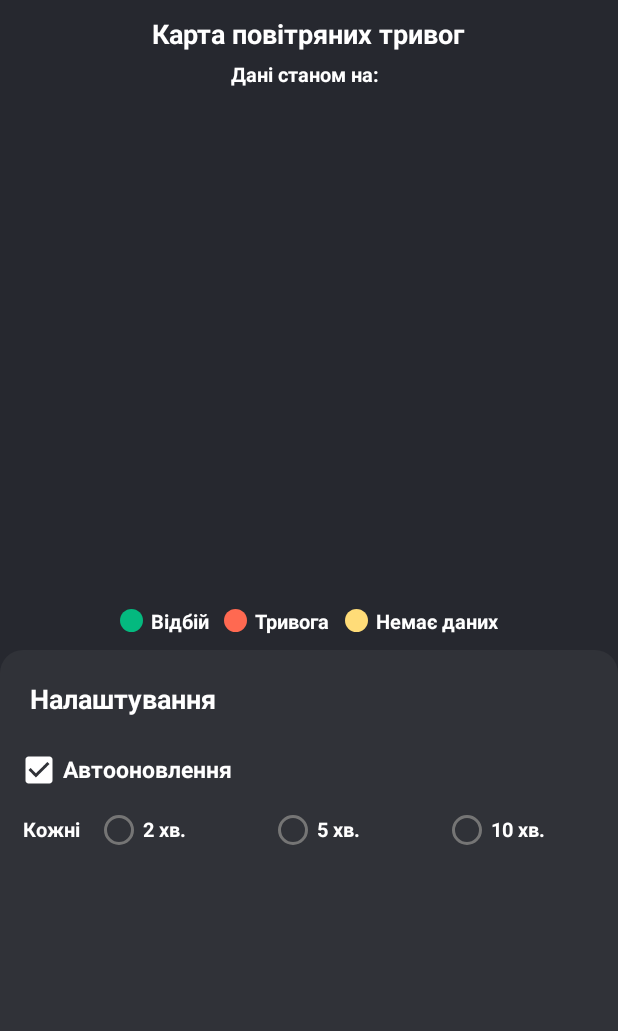
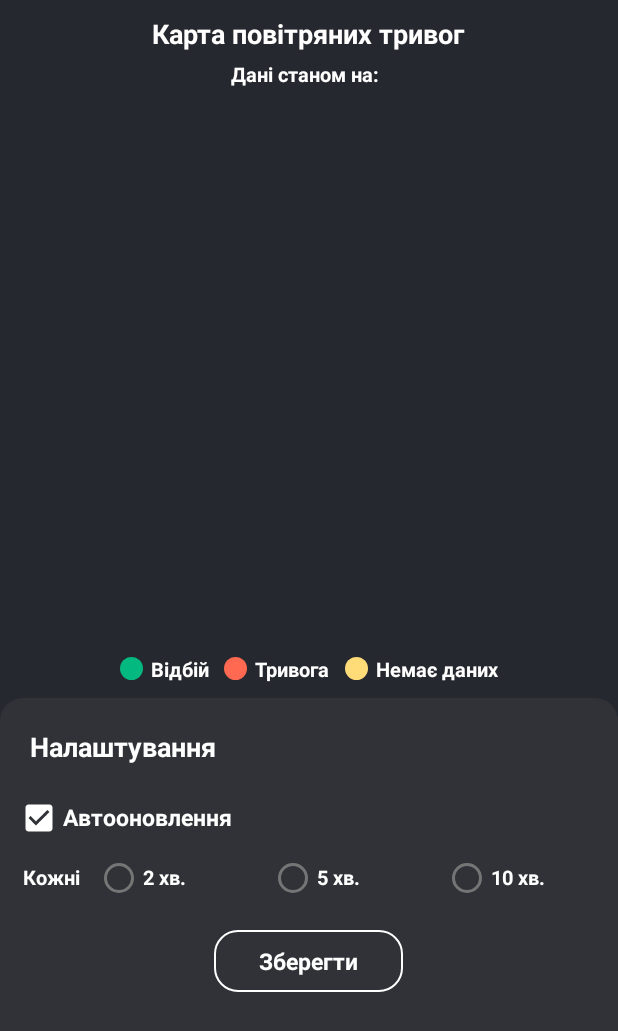
Before and after one commit to yU5295/map-alert, an Android app: the screen it shows after launch (MainActivity), on a phone screen of 412 x 824 dp. Shown: the top 1031 px of the screen. Run offline under Robolectric (Android 15) with nearby library versions, the phone set to English and light mode, and no system bars; 3 statements that could not run were skipped.

Commit message:
Add logic to settings

```diff
--- a/app/src/main/java/com/perpetio/alertapp/data/RepeatInterval.kt
+++ b/app/src/main/java/com/perpetio/alertapp/data/RepeatInterval.kt
@@ -3,7 +3,7 @@ package com.perpetio.alertapp.data
 import com.perpetio.alertapp.R
 
 enum class RepeatInterval(
-    val bntId: Int, val minutes: Int
+    val btnId: Int, val minutes: Int
 ) {
     Min(R.id.rb_min_period, 2),
     Middle(R.id.rb_middle_period, 5),
--- a/app/src/main/java/com/perpetio/alertapp/fragments/SettingsFragment.kt
+++ b/app/src/main/java/com/perpetio/alertapp/fragments/SettingsFragment.kt
@@ -10,6 +10,8 @@ import com.perpetio.alertapp.databinding.FragmentSettingsBinding
 
 class SettingsFragment : BaseFragment<FragmentSettingsBinding>() {
 
+    private var areDataSaved: Boolean = true
+
     override fun getViewBinding(): FragmentSettingsBinding {
         return FragmentSettingsBinding.inflate(layoutInflater)
     }
@@ -18,6 +20,7 @@ class SettingsFragment : BaseFragment<FragmentSettingsBinding>() {
         super.onViewCreated(view, savedInstanceState)
         setupViews()
         setupListeners()
+        showSettings()
     }
 
     private fun setupViews() {
@@ -25,7 +28,7 @@ class SettingsFragment : BaseFragment<FragmentSettingsBinding>() {
             val intervals = RepeatInterval.values().toList()
             rgRepeatInterval.forEach { button ->
                 intervals.find { interval ->
-                    interval.bntId == button.id
+                    interval.btnId == button.id
                 }?.let { interval ->
                     (button as RadioButton).text = getString(R.string.min, interval.minutes)
                 }
@@ -37,7 +40,47 @@ class SettingsFragment : BaseFragment<FragmentSettingsBinding>() {
         binding.apply {
             chkAutoUpdate.setOnCheckedChangeListener { button, isChecked ->
                 rgRepeatInterval.visibility = if (isChecked) View.VISIBLE else View.GONE
+                enableSaving(true)
+            }
+            rgRepeatInterval.setOnCheckedChangeListener { radioGroup, buttonId ->
+                enableSaving(true)
+            }
+            btnSave.setOnClickListener {
+                saveSettings()
+                enableSaving(false)
             }
         }
     }
+
+    private fun enableSaving(value: Boolean) {
+        binding.btnSave.visibility = if (value) View.VISIBLE else View.GONE
+    }
+
+    private fun showSettings() {
+        binding.apply {
+            app.storage.repeatInterval?.let { repeatInterval ->
+                val intervals = RepeatInterval.values().toList()
+                intervals.find { interval ->
+                    interval.minutes == repeatInterval
+                }?.let { interval ->
+                    rgRepeatInterval.check(interval.btnId)
+                }
+                chkAutoUpdate.isChecked = true
+            }
+        }
+    }
+
+    private fun saveSettings() {
+        binding.apply {
+            if (chkAutoUpdate.isChecked) {
+                val checkedButtonId = rgRepeatInterval.checkedRadioButtonId
+                val intervals = RepeatInterval.values().toList()
+                intervals.find { interval ->
+                    interval.btnId == checkedButtonId
+                }?.let { interval ->
+                    app.storage.repeatInterval = interval.minutes
+                }
+            } else app.storage.repeatInterval = null
+        }
+    }
 }
--- /dev/null
+++ b/app/src/main/res/drawable/card_frame_plate.xml
@@ -0,0 +1,7 @@
+<?xml version="1.0" encoding="utf-8"?>
+<shape xmlns:android="http://schemas.android.com/apk/res/android">
+    <corners android:radius="15dp" />
+    <stroke
+        android:width="1dp"
+        android:color="@color/white" />
+</shape>
--- a/app/src/main/res/layout/activity_main.xml
+++ b/app/src/main/res/layout/activity_main.xml
@@ -118,22 +118,11 @@
             </LinearLayout>
         </LinearLayout>
 
-        <TextView
-            style="@style/BigText"
-            android:layout_width="match_parent"
-            android:layout_height="wrap_content"
-            android:background="@drawable/card_plate_top"
-            android:backgroundTint="@color/on_ground"
-            android:padding="20dp"
-            android:text="@string/settings" />
-
         <androidx.fragment.app.FragmentContainerView
             android:id="@+id/fr_settings"
             android:name="com.perpetio.alertapp.fragments.SettingsFragment"
             android:layout_width="match_parent"
             android:layout_height="0dp"
-            android:layout_weight="50"
-            android:background="@color/black_transparent"
-            android:backgroundTint="@color/on_ground" />
+            android:layout_weight="50" />
     </LinearLayout>
 </androidx.swiperefreshlayout.widget.SwipeRefreshLayout>
--- a/app/src/main/res/layout/fragment_settings.xml
+++ b/app/src/main/res/layout/fragment_settings.xml
@@ -1,7 +1,24 @@
 <?xml version="1.0" encoding="utf-8"?>
-<androidx.core.widget.NestedScrollView xmlns:android="http://schemas.android.com/apk/res/android"
+<LinearLayout xmlns:android="http://schemas.android.com/apk/res/android"
     android:layout_width="match_parent"
-    android:layout_height="match_parent">
+    android:layout_height="match_parent"
+    android:orientation="vertical"
+    android:paddingBottom="20dp">
+
+    <TextView
+        style="@style/BigText"
+        android:layout_width="match_parent"
+        android:layout_height="wrap_content"
+        android:background="@drawable/card_plate_top"
+        android:backgroundTint="@color/on_ground"
+        android:padding="20dp"
+        android:text="@string/settings" />
+
+    <androidx.core.widget.NestedScrollView
+        android:layout_width="match_parent"
+        android:layout_height="match_parent"
+        android:background="@color/black_transparent"
+        android:backgroundTint="@color/on_ground">
 
         <LinearLayout
             android:layout_width="match_parent"
@@ -15,7 +32,6 @@
                 style="@style/BoldText"
                 android:layout_width="wrap_content"
                 android:layout_height="30dp"
-            android:checked="true"
                 android:text="@string/auto_update" />
 
             <RadioGroup
@@ -25,6 +41,7 @@
                 android:layout_marginTop="10dp"
                 android:gravity="start|center_vertical"
                 android:orientation="horizontal"
+                android:visibility="gone"
                 android:weightSum="75">
 
                 <TextView
@@ -61,5 +78,21 @@
                     android:layout_weight="25"
                     android:text="@string/min" />
             </RadioGroup>
+
+            <TextView
+                android:id="@+id/btn_save"
+                style="@style/BoldText"
+                android:layout_width="wrap_content"
+                android:layout_height="wrap_content"
+                android:layout_gravity="center"
+                android:layout_marginTop="20dp"
+                android:background="@drawable/card_frame_plate"
+                android:paddingStart="30dp"
+                android:paddingTop="10dp"
+                android:paddingEnd="30dp"
+                android:paddingBottom="10dp"
+                android:text="@string/save"
+                android:visibility="gone" />
         </LinearLayout>
     </androidx.core.widget.NestedScrollView>
+</LinearLayout>
--- a/app/src/main/res/values/strings.xml
+++ b/app/src/main/res/values/strings.xml
@@ -16,4 +16,5 @@
     <string name="auto_update">Автооновлення</string>
     <string name="every">Кожні</string>
     <string name="min">%d хв.</string>
+    <string name="save">Зберегти</string>
 </resources>
```
Lines whose indentation alone changed are shown as unchanged.
